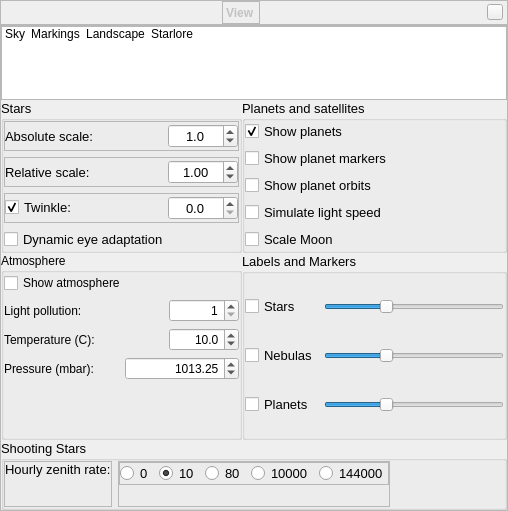
Before: the Qt Designer form src/gui/viewDialog.ui in 519984307/stellarium_src, drawn with Qt 5.
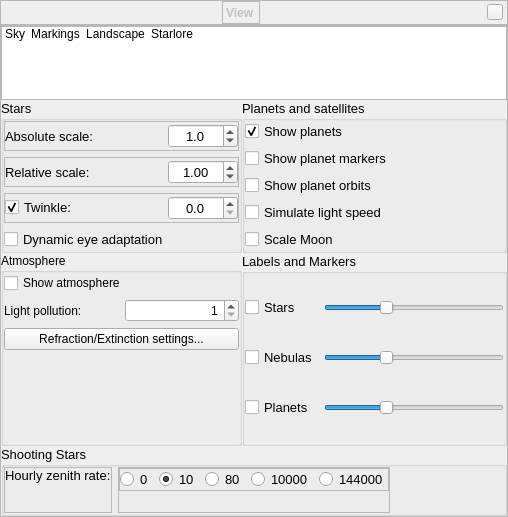
After: the same form once the commit is applied. Icons and pictures are not drawn. Custom widgets are drawn as their Qt base class.

```diff
--- a/src/gui/viewDialog.ui
+++ b/src/gui/viewDialog.ui
@@ -7,7 +7,7 @@
     <x>0</x>
     <y>0</y>
     <width>508</width>
-    <height>511</height>
+    <height>517</height>
    </rect>
   </property>
   <property name="font">
@@ -670,12 +670,6 @@
                </item>
                <item>
                 <widget class="QSpinBox" name="lightPollutionSpinBox">
-                 <property name="maximumSize">
-                  <size>
-                   <width>70</width>
-                   <height>16777215</height>
-                  </size>
-                 </property>
                  <property name="alignment">
                   <set>Qt::AlignRight|Qt::AlignTrailing|Qt::AlignVCenter</set>
                  </property>
@@ -695,61 +689,12 @@
              <item>
               <layout class="QHBoxLayout" name="temperatureLayout">
                <item>
-                <widget class="QLabel" name="temperatureLabel">
-                 <property name="inputMethodHints">
-                  <set>Qt::ImhNone</set>
+                <widget class="QPushButton" name="pushButtonAtmosphereDetails">
+                 <property name="toolTip">
+                  <string>pressure, temperature, extinction coefficient</string>
                  </property>
                  <property name="text">
-                  <string>Temperature (C):</string>
-                 </property>
-                 <property name="alignment">
-                  <set>Qt::AlignLeading|Qt::AlignLeft|Qt::AlignVCenter</set>
-                 </property>
-                </widget>
-               </item>
-               <item>
-                <widget class="QDoubleSpinBox" name="temperatureDoubleSpinBox">
-                 <property name="maximumSize">
-                  <size>
-                   <width>70</width>
-                   <height>16777215</height>
-                  </size>
-                 </property>
-                 <property name="alignment">
-                  <set>Qt::AlignRight|Qt::AlignTrailing|Qt::AlignVCenter</set>
-                 </property>
-                 <property name="decimals">
-                  <number>1</number>
-                 </property>
-                 <property name="minimum">
-                  <double>-100.000000000000000</double>
-                 </property>
-                 <property name="value">
-                  <double>10.000000000000000</double>
-                 </property>
-                </widget>
-               </item>
-              </layout>
-             </item>
-             <item>
-              <layout class="QHBoxLayout" name="pressureLayout">
-               <item>
-                <widget class="QLabel" name="pressureLabel">
-                 <property name="text">
-                  <string>Pressure (mbar):</string>
-                 </property>
-                </widget>
-               </item>
-               <item>
-                <widget class="QDoubleSpinBox" name="pressureDoubleSpinBox">
-                 <property name="alignment">
-                  <set>Qt::AlignRight|Qt::AlignTrailing|Qt::AlignVCenter</set>
-                 </property>
-                 <property name="maximum">
-                  <double>1500.000000000000000</double>
-                 </property>
-                 <property name="value">
-                  <double>1013.250000000000000</double>
+                  <string>Refraction/Extinction settings...</string>
                  </property>
                 </widget>
                </item>
```
Left out of the diff: 4 changed lines with no effect on the pictures.
